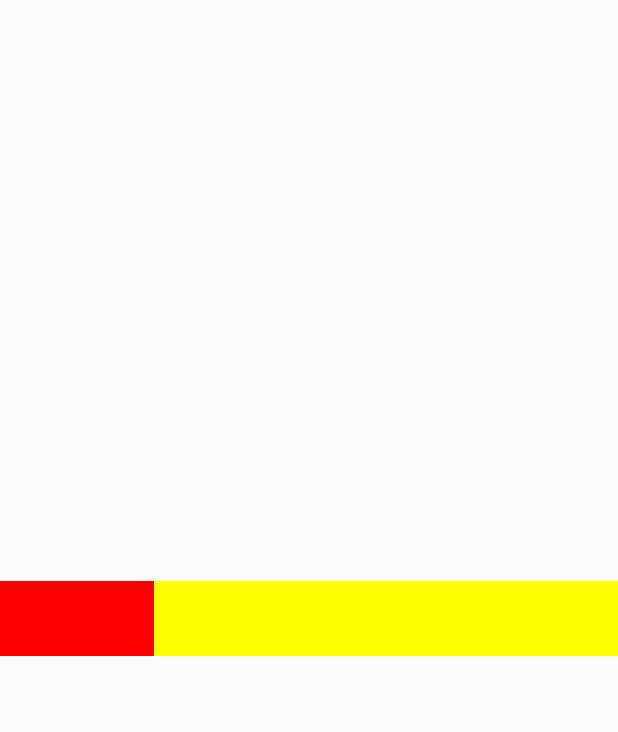
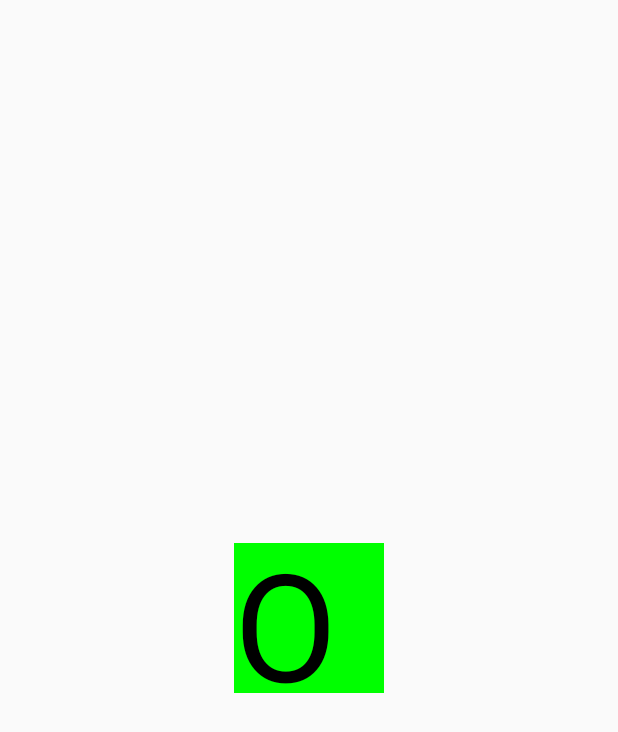
Before and after one commit to Optimus-ged/jetpack-compose-trainings, an Android app built with Jetpack Compose: the screen it shows after launch (MainActivity), on a phone screen of 412 x 824 dp. Shown: the top 732 px of the screen. Run offline under Robolectric (Android 15) with nearby library versions, the phone set to English and light mode, and no system bars.

Commit message:
Making use of Boxes in jetpack compose

```diff
--- a/app/src/main/java/com/example/compose_trainings/MainActivity.kt
+++ b/app/src/main/java/com/example/compose_trainings/MainActivity.kt
@@ -4,57 +4,51 @@ import android.os.Bundle
 import androidx.activity.ComponentActivity
 import androidx.activity.compose.setContent
 import androidx.compose.foundation.background
-import androidx.compose.foundation.isSystemInDarkTheme
+import androidx.compose.foundation.gestures.ScrollableState
+import androidx.compose.foundation.gestures.scrollable
 import androidx.compose.foundation.layout.*
-import androidx.compose.material.MaterialTheme
+import androidx.compose.foundation.rememberScrollState
+import androidx.compose.foundation.verticalScroll
 import androidx.compose.material.Surface
 import androidx.compose.material.Text
 import androidx.compose.runtime.Composable
-import androidx.compose.runtime.SideEffect
 import androidx.compose.ui.Alignment
 import androidx.compose.ui.Modifier
 import androidx.compose.ui.graphics.Color
-import androidx.compose.ui.graphics.Shape
 import androidx.compose.ui.tooling.preview.Preview
 import androidx.compose.ui.unit.dp
-import com.example.compose_trainings.ui.theme.Compose_trainingsTheme
-import com.google.accompanist.systemuicontroller.rememberSystemUiController
-import org.intellij.lang.annotations.JdkConstants
+import androidx.compose.ui.unit.sp
 
 class MainActivity : ComponentActivity() {
     override fun onCreate(savedInstanceState: Bundle?) {
         super.onCreate(savedInstanceState)
         setContent {
-            Row(
-                modifier = Modifier.fillMaxSize(),
-                verticalAlignment = Alignment.CenterVertically,
-            ) {
-                CustomItem(weight = 2f)
-                CustomItem(weight = 6f, color = Color.Yellow)
+            Box(modifier = Modifier.fillMaxSize(),
+                contentAlignment = Alignment.Center) {
+                Box(modifier = Modifier
+                    .background(Color.Green)
+                    .height(100.dp)
+                    .verticalScroll(rememberScrollState())
+                    .width(100.dp)){
+                    Text(text = "Optimus ged", fontSize = 100.sp)
+                }
             }
         }
     }
-}
-
-@Composable
-fun RowScope.CustomItem(weight: Float, color: Color = Color.Red) {
-    Surface(
-        modifier = Modifier
-            .height(50.dp)
-            .weight(weight),
-        color = color
-    ) {}
 }
 
 
 @Preview(showBackground = true)
 @Composable
 fun DefaultPreview() {
-    Row(
-        modifier = Modifier.fillMaxSize(),
-        verticalAlignment = Alignment.CenterVertically,
-    ) {
-        CustomItem(weight = 2f)
-        CustomItem(weight = 6f, color = Color.Yellow)
+    Box(modifier = Modifier.fillMaxSize(),
+        contentAlignment = Alignment.Center) {
+        Box(modifier = Modifier
+            .background(Color.Green)
+            .height(100.dp)
+            .verticalScroll(rememberScrollState())
+            .width(100.dp)){
+                Text(text = "Optimus ged", fontSize = 100.sp)
+        }
     }
 }
```
